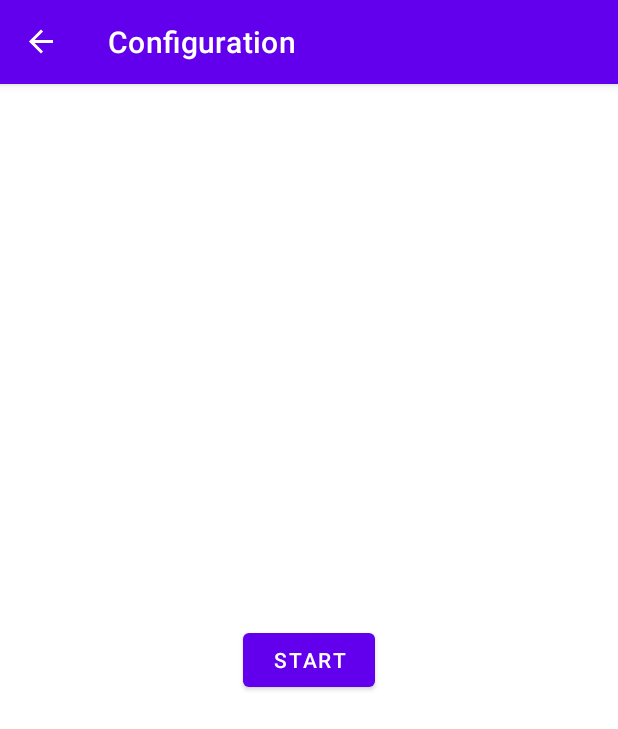
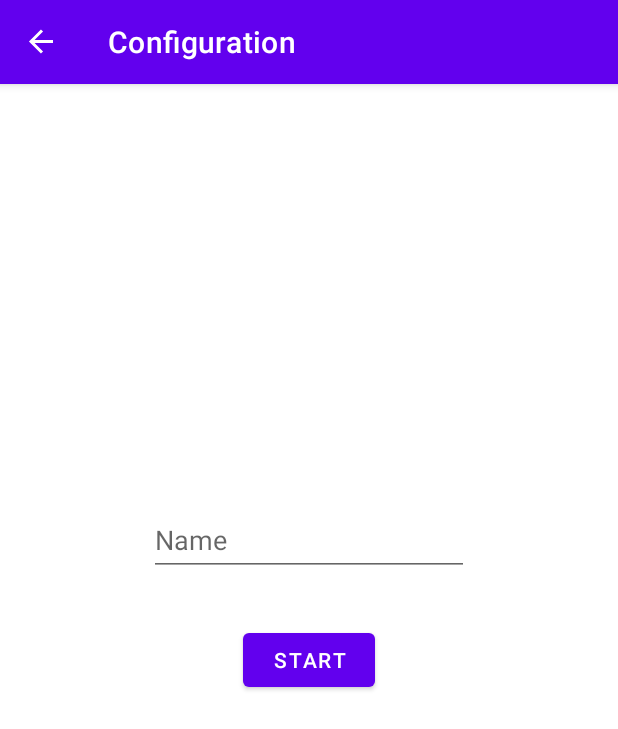
Before and after one commit to dawids21/BoardGameCollector, an Android app: the ConfigFragment screen opened through its navigation route, on a phone screen of 412 x 824 dp. Shown: the top 729 px of the screen. Run offline under Robolectric (Android 15) with nearby library versions, the phone set to English and light mode, and no system bars; our stand-ins replace navigation-ui.

Commit message:
add text field in config fragment

```diff
--- a/app/src/main/res/layout/fragment_config.xml
+++ b/app/src/main/res/layout/fragment_config.xml
@@ -5,6 +5,20 @@
     android:layout_width="match_parent"
     android:layout_height="match_parent"
     tools:context=".ConfigFragment">
+
+    <EditText
+        android:id="@+id/config_name"
+        android:layout_width="wrap_content"
+        android:layout_height="wrap_content"
+        android:layout_marginBottom="32dp"
+        android:autofillHints="username"
+        android:ems="10"
+        android:hint="@string/config_name_hint"
+        android:inputType="text"
+        android:minHeight="48dp"
+        app:layout_constraintBottom_toTopOf="@+id/config_btn_start"
+        app:layout_constraintEnd_toEndOf="parent"
+        app:layout_constraintStart_toStartOf="parent" />
 
     <Button
         android:id="@+id/config_btn_start"
@@ -15,4 +29,5 @@
         app:layout_constraintEnd_toEndOf="parent"
         app:layout_constraintStart_toStartOf="parent"
         app:layout_constraintTop_toTopOf="parent" />
+
 </androidx.constraintlayout.widget.ConstraintLayout>
--- a/app/src/main/res/values/strings.xml
+++ b/app/src/main/res/values/strings.xml
@@ -16,5 +16,6 @@
     <!-- Config fragment -->
     <string name="config_fragment_label">Configuration</string>
     <string name="config_btn_start">Start</string>
+    <string name="config_name_hint">Name</string>
 
 </resources>
```
